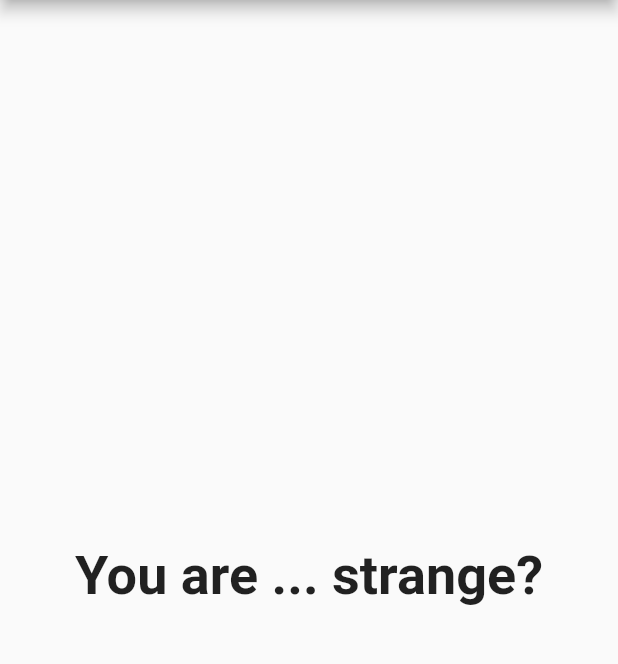
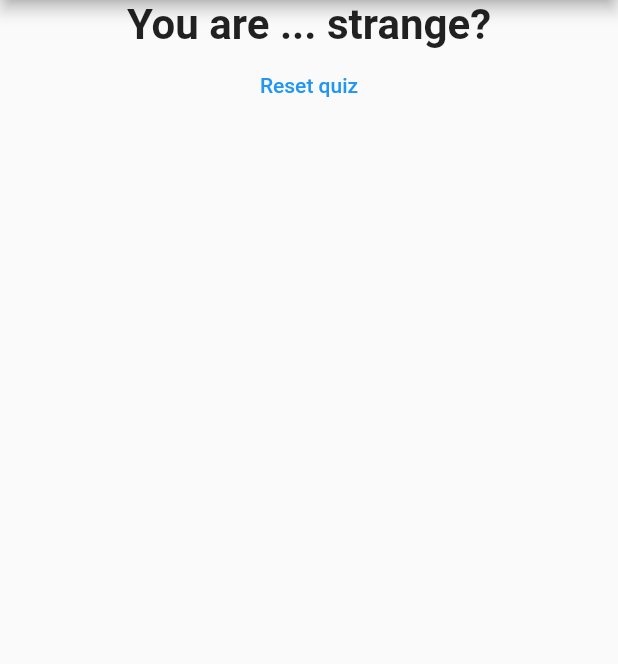
Before and after one commit to innovadeveloper/first_app_flutter, a Flutter app: the screen it shows after launch, after a tap on "Black", after a tap on "Snake", after a tap on "Lesly", on a phone screen of 412 x 824 dp, the part 84-748 px from its top. Run offline on Flutter 3.47's test engine with Material 2 defaults, Android fonts, the phone set to English and light mode, and no system bars.

Commit message:
result widget right now contains reset button

```diff
--- a/lib/main.dart
+++ b/lib/main.dart
@@ -143,6 +143,13 @@ class _MyAppState extends State<MyApp> {
     // parsingJson();
   }
 
+  void _resetQuiz(){
+    setState(() {
+      _totalScore = 0;
+      _questionIndex = 0;
+    });
+  }
+
   @override
   Widget build(BuildContext context) {
     return MaterialApp(
@@ -156,7 +163,7 @@ class _MyAppState extends State<MyApp> {
                 questionIndex: _questionIndex,
                 questions: answersAndQuestions,
               )
-            : Result(_totalScore),
+            : Result(_totalScore, _resetQuiz),
       ),
     );
   }
--- a/lib/result.dart
+++ b/lib/result.dart
@@ -2,8 +2,9 @@ import 'package:flutter/material.dart';
 
 class Result extends StatelessWidget {
   final int resultScore;
+  final Function selectHandler;
 
-  Result(this.resultScore);
+  Result(this.resultScore, this.selectHandler);
 
   String get resultPhrase {
     var resultText = '';
@@ -22,11 +23,25 @@ class Result extends StatelessWidget {
   @override
   Widget build(BuildContext context) {
     // create container to work with the position on the screen...
-    return Center(
-      child: Text(
-        resultPhrase,
-        style: TextStyle(fontSize: 36, fontWeight: FontWeight.bold),
-        textAlign: TextAlign.center,
+    return Container(
+      // width: double.infinity,
+      // height: double.infinity,
+      // color: Colors.pink,
+      child: Center(
+        child: Column(
+          children: <Widget>[
+            Text(
+              resultPhrase,
+              style: TextStyle(fontSize: 28, fontWeight: FontWeight.bold),
+              textAlign: TextAlign.center,
+            ),
+            FlatButton(
+              child: Text("Reset quiz"),
+              onPressed: this.selectHandler,
+              textColor: Colors.blue,
+            ),
+          ],
+        ),
       ),
     );
     // return Text(this.questionText);
```
